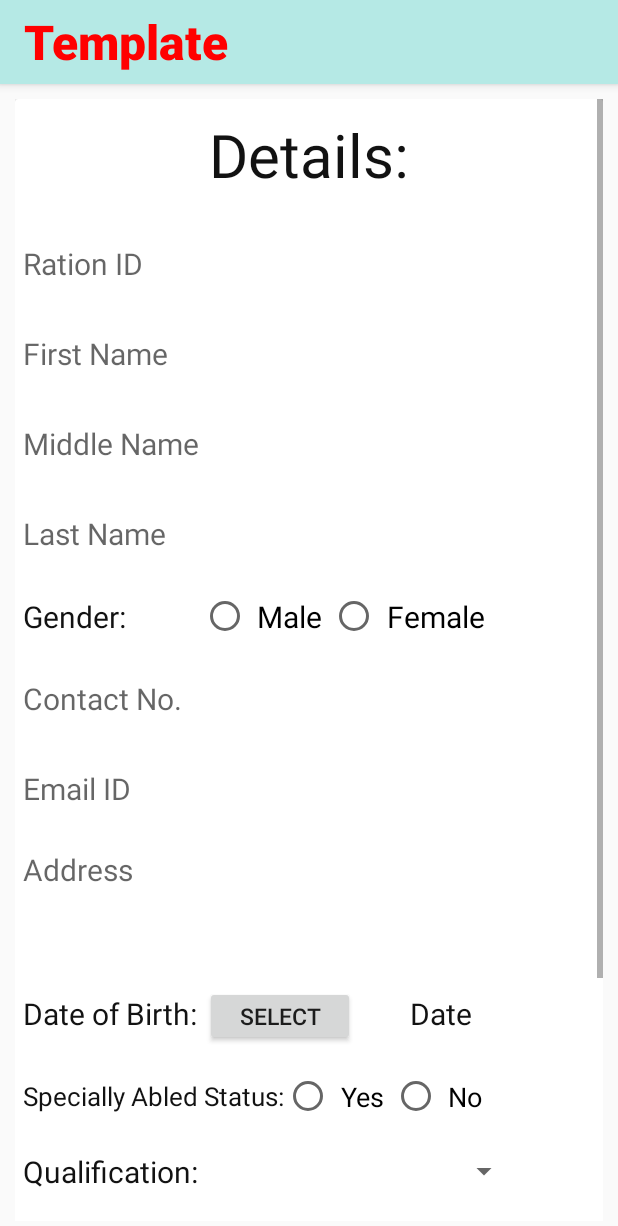
After one commit to ADI-KOTKAR/Swechha, an Android app: the Member_Form screen opened directly, with no data from a screen before it, on a phone screen of 412 x 824 dp. The commit adds this screen. Shown: the top 1226 px of the screen. Run offline under Robolectric (Android 15) with nearby library versions, the phone set to English and light mode, and no system bars.

Commit message:
My andoid ptoject(kotlin)

```diff
--- /dev/null
+++ b/CBO_PRESIDENT_CRUD/app/src/main/java/com/example/template/Users_Form/Member_Form.kt
@@ -0,0 +1,98 @@
+package com.example.template.Users_Form
+
+
+
+import android.app.DatePickerDialog
+import android.icu.util.Calendar
+import android.os.Build
+import android.os.Bundle
+import android.view.View
+import android.widget.*
+import androidx.annotation.RequiresApi
+import androidx.appcompat.app.AppCompatActivity
+import com.example.template.R
+import kotlinx.android.synthetic.main.form.*
+import kotlinx.android.synthetic.main.form.view.*
+import java.util.*
+
+
+class Member_Form: AppCompatActivity(){
+//global declarations
+
+    //Radio(Gender)
+    lateinit var rg_gender: RadioGroup
+    lateinit var rb_male: RadioButton
+    lateinit var rb_female: RadioButton
+
+    //Radio(Specially Abled Status)
+    lateinit var rg_abled: RadioGroup
+    lateinit var rb_yes: RadioButton
+    lateinit var rb_no: RadioButton
+
+    //spinner(Qualification)
+    //lateinit var option: Spinner
+
+    //Spinner(Unique_id)
+    lateinit var option2: Spinner
+
+    //-------------------------------------------------------------------------------------------------
+    override fun onCreate(savedInstanceState: Bundle?) {
+        super.onCreate(savedInstanceState)
+        setContentView(R.layout.activity_member__form)
+
+        //radio (gender)
+        rg_gender = findViewById(R.id.rg_gender)
+        rb_male = findViewById(R.id.rb_male)
+        rb_female = findViewById(R.id.rb_female)
+
+        //radio (specially abled status)
+        rg_abled = findViewById(R.id.rg_abled)
+        rb_yes = findViewById(R.id.rb_yes)
+        rb_no = findViewById(R.id.rb_no)
+
+        //calendar
+        val c = java.util.Calendar.getInstance()
+        val year = c.get(java.util.Calendar.YEAR)
+        val month = c.get(java.util.Calendar.MONTH)
+        val day = c.get(java.util.Calendar.DAY_OF_MONTH)
+
+        btn_dob.setOnClickListener{
+            val dpd = DatePickerDialog(this,DatePickerDialog.OnDateSetListener{view, mYear, mMonth, mDay ->
+                dob_view.setText(""+mDay+"/"+(mMonth+1)+"/"+mYear)
+            },year,month,day)
+            dpd.show()
+        }
+
+        //spinner(Qualification)
+//        option = findViewById(R.id.qualification_options) as Spinner
+//
+//        var options = arrayOf("Below Matriculation","Matriculation","Higher Secondary","Graduate","Post Graduate")
+//
+//        option.adapter = ArrayAdapter<String>(this,android.R.layout.simple_spinner_dropdown_item,options)
+//
+//        option.onItemSelectedListener = object : AdapterView.OnItemSelectedListener{
+//            override fun onNothingSelected(parent: AdapterView<*>?) {
+//                //textView.text="$options[position]"
+//            }
+//
+//            override fun onItemSelected(
+//                parent: AdapterView<*>?,
+//                view: View?,
+//                position: Int,
+//                id: Long
+//            ) {
+//
+//            }
+//        }
+
+        //spinner(Unique ID)
+//        option2 = findViewById(R.id.uniqueid_options) as Spinner
+//
+//        var options2 = arrayOf("Ration Card","Voter ID","Aadhar Card","Others")
+//
+//        option2.adapter = ArrayAdapter<String>(this,android.R.layout.simple_spinner_dropdown_item,options2)
+//
+   }
+
+//--------------------------------------------------------------------------------------------------
+}
--- a/CBO_PRESIDENT_CRUD/app/src/main/res/layout/activity_main.xml
+++ b/CBO_PRESIDENT_CRUD/app/src/main/res/layout/activity_main.xml
@@ -19,6 +19,6 @@
         android:id="@+id/btn_recycler"
         android:layout_width="match_parent"
         android:layout_height="wrap_content"
-        android:text="cb_list" />
+        android:text="member" />
 
 </LinearLayout>
--- /dev/null
+++ b/CBO_PRESIDENT_CRUD/app/src/main/res/layout/activity_member__form.xml
@@ -0,0 +1,418 @@
+<?xml version="1.0" encoding="utf-8"?>
+<ScrollView xmlns:android="http://schemas.android.com/apk/res/android"
+    android:orientation="vertical" android:layout_width="match_parent"
+    android:layout_height="match_parent"
+    android:padding="10dp">
+
+    <!--Card view starts-->
+    <androidx.cardview.widget.CardView
+        android:layout_width="match_parent"
+        android:layout_height="wrap_content">
+
+        <!--main Linear layout starts-->
+        <LinearLayout
+            android:layout_width="match_parent"
+            android:layout_height="wrap_content"
+            android:orientation="vertical">
+
+            <!--heading: Details-->
+            <TextView
+                android:id="@+id/textView"
+                android:layout_width="match_parent"
+                android:layout_height="80dp"
+                android:text="Details:"
+                android:textAppearance="@style/TextAppearance.AppCompat.Large"
+                android:textFontWeight="@android:integer/status_bar_notification_info_maxnum"
+                android:textAlignment="center"
+                android:paddingTop="10dp"
+                android:textSize="40sp" />
+
+            <!--Ration Id-->
+
+            <EditText
+                android:layout_width="match_parent"
+                android:layout_height="60dp"
+                android:hint="Ration ID"
+                android:id="@+id/ration_id"
+                android:padding="5dp"
+                android:textSize="20dp"
+                android:inputType="number"
+                android:gravity="center"
+                android:textAlignment="textStart"
+                android:focusableInTouchMode="true"/>
+
+            <!--First Name-->
+            <EditText
+                android:layout_width="match_parent"
+                android:layout_height="60dp"
+                android:hint="First Name"
+                android:id="@+id/fname"
+                android:padding="5dp"
+                android:textSize="20dp"
+                android:inputType="text"
+                android:gravity="center"
+                android:textAlignment="textStart"
+                android:focusableInTouchMode="true"/>
+
+
+            <!--Middle Name-->
+            <EditText
+                android:id="@+id/mname"
+                android:layout_width="match_parent"
+                android:layout_height="60dp"
+                android:duplicateParentState="false"
+                android:gravity="center"
+                android:hint="Middle Name"
+                android:inputType="text"
+                android:padding="5dp"
+                android:textAlignment="textStart"
+                android:textSize="20dp"
+                android:focusableInTouchMode="true"/>
+
+            <!--Last Name-->
+            <EditText
+                android:layout_width="match_parent"
+                android:layout_height="60dp"
+                android:hint="Last Name"
+                android:id="@+id/lname"
+                android:padding="5dp"
+                android:textSize="20dp"
+                android:inputType="text"
+                android:gravity="center"
+                android:textAlignment="textStart"
+                android:focusableInTouchMode="true"/>
+
+            <!--Gender-->
+            <LinearLayout
+                android:layout_width="match_parent"
+                android:layout_height="50dp"
+                android:orientation="horizontal"
+                android:paddingTop="5dp"
+                android:paddingBottom="5dp"
+                android:paddingRight="20dp"
+                android:paddingLeft="5dp">
+
+                <TextView
+                    android:layout_width="wrap_content"
+                    android:layout_height="match_parent"
+                    android:text="Gender:"
+                    android:textSize="20dp"
+                    android:gravity="center"
+                    android:textAlignment="textStart"
+                    android:focusableInTouchMode="true"></TextView>
+
+                <RadioGroup
+                    android:id="@+id/rg_gender"
+                    android:layout_width="wrap_content"
+                    android:layout_height="match_parent"
+                    android:orientation="horizontal"
+                    android:paddingLeft="50dp">
+
+                    <RadioButton
+                        android:id="@+id/rb_male"
+                        android:layout_width="wrap_content"
+                        android:layout_height="match_parent"
+                        android:text="Male"
+                        android:textSize="20dp"
+                        android:padding="5dp"
+                        android:gravity="center"></RadioButton>
+
+                    <RadioButton
+                        android:id="@+id/rb_female"
+                        android:layout_width="wrap_content"
+                        android:layout_height="match_parent"
+                        android:text="Female"
+                        android:textSize="20dp"
+                        android:padding="5dp"
+                        android:gravity="center"></RadioButton>
+
+                </RadioGroup>
+
+            </LinearLayout>
+
+            <!--Mobile number-->
+            <EditText
+                android:layout_width="match_parent"
+                android:layout_height="60dp"
+                android:hint="Contact No."
+                android:inputType="phone"
+                android:id="@+id/mobileno"
+                android:padding="5dp"
+                android:textSize="20dp"
+                android:gravity="center"
+                android:textAlignment="textStart"
+                android:focusableInTouchMode="true"/>
+
+            <!--Email ID-->
+            <EditText
+                android:layout_width="match_parent"
+                android:layout_height="60dp"
+                android:hint="Email ID"
+                android:inputType="textEmailAddress"
+                android:id="@+id/email"
+                android:padding="5dp"
+                android:textSize="20dp"
+                android:gravity="center"
+                android:textAlignment="textStart"
+                android:focusableInTouchMode="true"/>
+
+            <!--Address-->
+            <EditText
+                android:layout_width="match_parent"
+                android:layout_height="90dp"
+                android:hint="Address"
+                android:inputType="textImeMultiLine"
+                android:maxLines="4"
+                android:minLines="2"
+                android:id="@+id/address"
+                android:paddingTop="10dp"
+                android:paddingLeft="5dp"
+                android:textSize="20dp"
+                android:layout_gravity="top"
+                android:textAlignment="textStart"
+                android:focusableInTouchMode="true"/>
+
+            <!--DOB-->
+            <LinearLayout
+                android:layout_width="match_parent"
+                android:layout_height="60dp"
+                android:orientation="horizontal"
+                android:paddingLeft="5dp">
+
+                <TextView
+                    android:layout_width="wrap_content"
+                    android:layout_height="match_parent"
+                    android:text="Date of Birth:"
+                    android:textSize="20dp"
+                    android:gravity="center"
+                    android:textAlignment="textStart"
+                    android:paddingRight="5dp"
+                    ></TextView>
+
+                <Button
+                    android:id="@+id/btn_dob"
+                    android:layout_width="100dp"
+                    android:layout_height="40dp"
+
+                    android:layout_weight="0"
+                    android:text="Select"
+                    android:textSize="15dp"
+                    android:padding="5dp"/>
+
+                <!--                <button-->
+                <!--                    android:id="@+id/btn_dob"-->
+                <!--                    android:layout_width="wrap_content"-->
+                <!--                    android:layout_height="40dp"-->
+                <!--                    android:padding="10dp"-->
+                <!--                    android:text="select"></button>-->
+
+                <TextView
+                    android:id="@+id/dob_view"
+                    android:layout_width="115dp"
+                    android:layout_height="match_parent"
+                    android:gravity="center"
+                    android:text="Date"></TextView>
+
+            </LinearLayout>
+
+            <!--Specially abled status-->
+            <LinearLayout
+                android:layout_width="match_parent"
+                android:layout_height="50dp"
+                android:paddingTop="5dp"
+                android:paddingBottom="5dp"
+                android:orientation="horizontal"
+                android:paddingRight="20dp"
+                android:paddingLeft="5dp">
+
+                <TextView
+                    android:layout_width="wrap_content"
+                    android:layout_height="match_parent"
+                    android:text="Specially Abled Status:"
+                    android:padding="0dp"
+                    android:textSize="17dp"
+                    android:gravity="center"
+
+                    ></TextView>
+
+                <RadioGroup
+                    android:id="@+id/rg_abled"
+                    android:layout_width="wrap_content"
+                    android:layout_height="match_parent"
+                    android:orientation="horizontal">
+
+                    <RadioButton
+                        android:id="@+id/rb_yes"
+                        android:layout_width="wrap_content"
+                        android:layout_height="match_parent"
+                        android:gravity="center"
+                        android:padding="5dp"
+                        android:text="Yes"
+                        android:textSize="18dp"></RadioButton>
+
+                    <RadioButton
+                        android:id="@+id/rb_no"
+                        android:layout_width="wrap_content"
+                        android:layout_height="match_parent"
+                        android:text="No"
+                        android:textSize="18dp"
+                        android:padding="5dp"
+                        android:gravity="center"></RadioButton>
+
+                </RadioGroup>
+
+            </LinearLayout>
+
+            <!--Qualification-->
+            <LinearLayout
+                android:layout_width="match_parent"
+                android:layout_height="50dp"
+                android:paddingBottom="5dp"
+                android:paddingTop="5dp"
+                android:orientation="horizontal"
+                android:paddingRight="20dp"
+                android:paddingLeft="5dp">
+
+                <TextView
+                    android:layout_width="131dp"
+                    android:layout_height="match_parent"
+                    android:gravity="center"
+                    android:text="Qualification:"
+                    android:textAlignment="textStart"
+                    android:textSize="20dp"></TextView>
+
+                <Spinner
+                    android:id="@+id/qualification_options"
+                    android:layout_width="200dp"
+                    android:layout_height="match_parent"
+                    android:hint="Select"
+                    android:padding="20dp"></Spinner>
+
+
+            </LinearLayout>
+
+<!--            &lt;!&ndash;Unique ID&ndash;&gt;-->
+<!--            <LinearLayout-->
+<!--                android:layout_width="match_parent"-->
+<!--                android:layout_height="50dp"-->
+<!--                android:paddingBottom="5dp"-->
+<!--                android:paddingTop="5dp"-->
+<!--                android:orientation="horizontal"-->
+<!--                android:paddingRight="20dp"-->
+<!--                android:paddingLeft="5dp">-->
+
+<!--                <TextView-->
+<!--                    android:layout_width="131dp"-->
+<!--                    android:layout_height="match_parent"-->
+<!--                    android:gravity="center"-->
+<!--                    android:text="Unique ID:"-->
+<!--                    android:textAlignment="textStart"-->
+<!--                    android:textSize="20dp"></TextView>-->
+
+<!--                <Spinner-->
+<!--                    android:id="@+id/uniqueid_options"-->
+<!--                    android:layout_width="200dp"-->
+<!--                    android:layout_height="match_parent"-->
+<!--                    android:hint="Select"-->
+<!--                    android:defaultFocusHighlightEnabled="true"-->
+<!--                    android:padding="20dp"-->
+<!--                    ></Spinner>-->
+
+
+<!--            </LinearLayout>-->
+
+            <!--Caste-->
+            <EditText
+                android:layout_width="match_parent"
+                android:layout_height="60dp"
+                android:hint="Caste"
+                android:id="@+id/caste"
+                android:padding="5dp"
+                android:textSize="20dp"
+                android:inputType="text"
+                android:gravity="center"
+                android:textAlignment="textStart"
+                android:focusableInTouchMode="true"/>
+
+            <!--Religion-->
+            <EditText
+                android:layout_width="match_parent"
+                android:layout_height="60dp"
+                android:hint="Religion"
+                android:id="@+id/religion"
+                android:padding="5dp"
+                android:textSize="20dp"
+                android:gravity="center"
+                android:inputType="text"
+                android:textAlignment="textStart"
+                android:focusableInTouchMode="true"/>
+
+            <!--is_working-->
+            <LinearLayout
+                android:layout_width="match_parent"
+                android:layout_height="50dp"
+                android:orientation="horizontal"
+                android:paddingTop="5dp"
+                android:paddingBottom="5dp"
+                android:paddingRight="20dp"
+                android:paddingLeft="5dp">
+
+                <TextView
+                    android:layout_width="wrap_content"
+                    android:layout_height="match_parent"
+                    android:text="Is working:"
+                    android:textSize="20dp"
+                    android:gravity="center"
+                    android:textAlignment="textStart"
+                    android:focusableInTouchMode="true"></TextView>
+
+                <RadioGroup
+                    android:id="@+id/rg_is_working"
+                    android:layout_width="wrap_content"
+                    android:layout_height="match_parent"
+                    android:orientation="horizontal"
+                    android:paddingLeft="50dp">
+
+                    <RadioButton
+                        android:id="@+id/rb_w_yes"
+                        android:layout_width="wrap_content"
+                        android:layout_height="match_parent"
+                        android:text="Yes"
+                        android:textSize="20dp"
+                        android:padding="5dp"
+                        android:gravity="center"></RadioButton>
+
+                    <RadioButton
+                        android:id="@+id/rb_w_no"
+                        android:layout_width="wrap_content"
+                        android:layout_height="match_parent"
+                        android:text="No"
+                        android:textSize="20dp"
+                        android:padding="5dp"
+                        android:gravity="center"></RadioButton>
+
+                </RadioGroup>
+
+            </LinearLayout>
+
+
+            <!--Annual Income-->
+            <EditText
+                android:layout_width="match_parent"
+                android:layout_height="60dp"
+                android:hint="Annual Income"
+                android:id="@+id/annualincome"
+                android:padding="5dp"
+                android:textSize="20dp"
+                android:gravity="center"
+                android:textAlignment="textStart"
+                android:inputType="number"
+                android:focusableInTouchMode="true"/>
+
+
+
+            <!-- end of main linear layout-->
+        </LinearLayout>
+    </androidx.cardview.widget.CardView>
+    <!--Card view ends-->
+</ScrollView>
```
